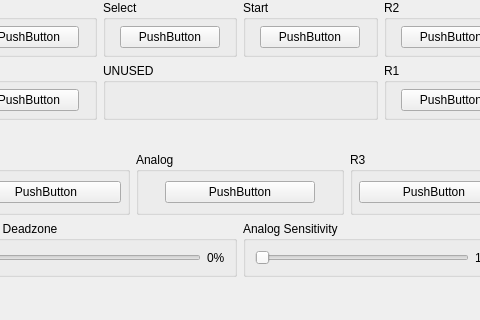
First picture: the form in src/duckstation-qt/controllerbindingwidget_analog_controller.ui, repository xujibbs/duckstation, before the edit; both pictures show x 310 to 790 and y 0 to 320 of the 1100 by 500 pixel window.
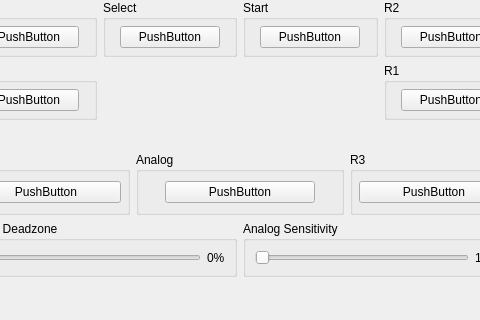
Second picture: the form after the edit. Icons and pictures are not drawn. Custom widgets are drawn as their Qt base class.

Patch:
```diff
--- a/src/duckstation-qt/controllerbindingwidget_analog_controller.ui
+++ b/src/duckstation-qt/controllerbindingwidget_analog_controller.ui
@@ -624,13 +624,6 @@
        </layout>
       </widget>
      </item>
-     <item row="1" column="1" colspan="2">
-      <widget class="QGroupBox" name="groupBox_34">
-       <property name="title">
-        <string>UNUSED</string>
-       </property>
-      </widget>
-     </item>
      <item row="1" column="3">
       <widget class="QGroupBox" name="groupBox_24">
        <property name="title">
```
Left out of the diff: 3 changed lines with no effect on the pictures.
